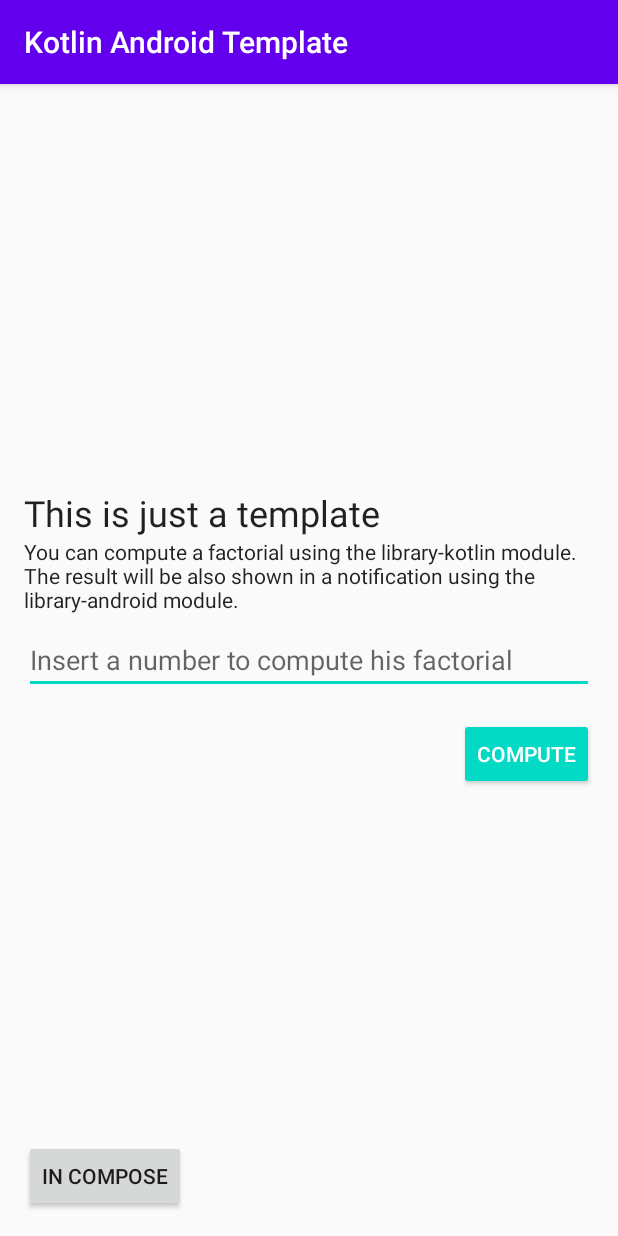
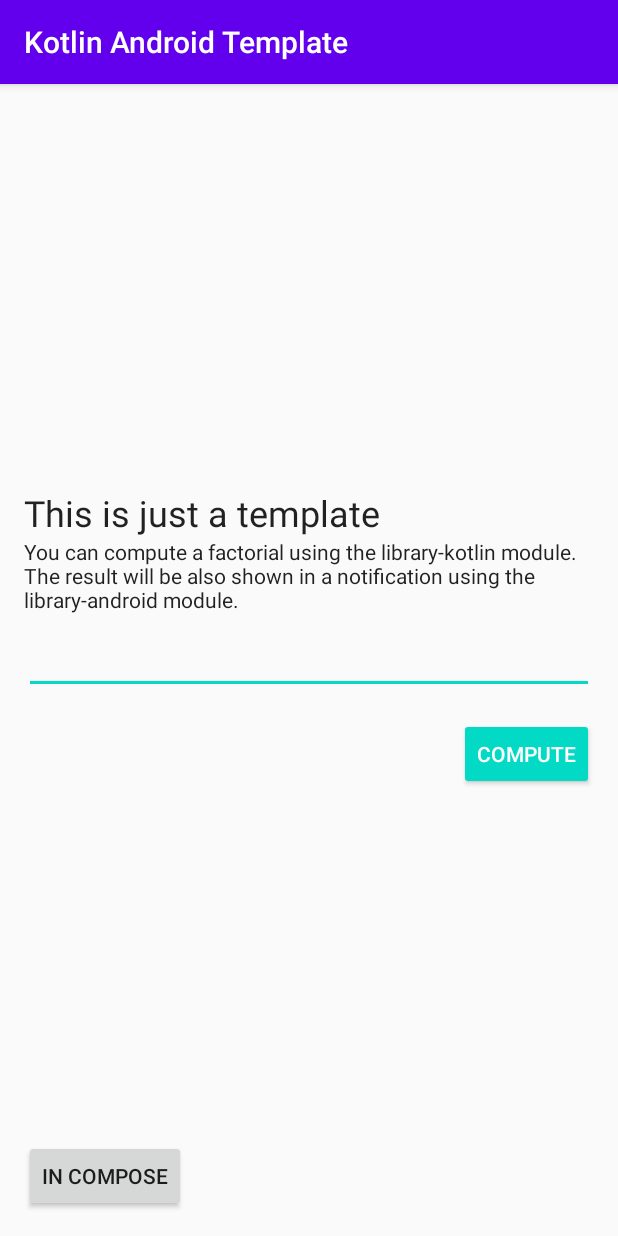
Before and after one commit to cortinico/reproducer-grammarly-textinput, an Android app built with Jetpack Compose: the screen it shows after launch (MainActivity), after a tap on "COMPUTE", on a phone screen of 412 x 824 dp. Run offline under Robolectric (Android 15) with nearby library versions, the phone set to English and light mode, and no system bars.

Commit message:
Setup Grammarly playground

```diff
--- a/app/src/main/java/com/ncorti/kotlin/template/app/MainActivity.kt
+++ b/app/src/main/java/com/ncorti/kotlin/template/app/MainActivity.kt
@@ -2,9 +2,11 @@ package com.ncorti.kotlin.template.app
 
 import android.content.Intent
 import android.os.Bundle
+import android.util.Log
 import android.view.View
 import android.widget.Toast
 import androidx.appcompat.app.AppCompatActivity
+import androidx.core.widget.addTextChangedListener
 import com.ncorti.kotlin.template.app.databinding.ActivityMainBinding
 import com.ncorti.kotlin.template.library.FactorialCalculator
 import com.ncorti.kotlin.template.library.android.NotificationUtil
@@ -20,30 +22,39 @@ class MainActivity : AppCompatActivity() {
         binding = ActivityMainBinding.inflate(layoutInflater)
         setContentView(binding.root)
 
+        binding.editTextFactorial.addTextChangedListener({ text: CharSequence?, start: Int, count: Int, after: Int ->
+//            Log.wtf("NCOR", "[before]: $text - start: $start - count: $count - after: $after")
+        }, { text: CharSequence?, start: Int, before: Int, count: Int ->
+            Log.wtf("NCOR", "[on]: ${text?.length} - start: $start - before: $before - count: $count")
+//            Log.wtf("NCOR", "[content]: $text")
+        }, { text ->
+//            Log.wtf("NCOR", "[after]: $text")
+        })
+
         binding.buttonCompute.setOnClickListener {
-            if (binding.editTextFactorial.text.isNotEmpty()) {
-                val input = binding.editTextFactorial.text.toString().toLong()
-                val result = try {
-                    FactorialCalculator.computeFactorial(input).toString()
-                } catch (ex: IllegalStateException) {
-                    "Error: ${ex.message}"
-                }
-
-                binding.textResult.text = result
-                binding.textResult.visibility = View.VISIBLE
-                notificationUtil.showNotification(
-                    context = this,
-                    title = getString(R.string.notification_title),
-                    message = result
-                )
-            } else {
-                Toast.makeText(this, "Please enter a number", Toast.LENGTH_SHORT).show()
-            }
+//            if (binding.editTextFactorial.text.isNotEmpty()) {
+//                val input = binding.editTextFactorial.text.toString().toLong()
+//                val result = try {
+//                    FactorialCalculator.computeFactorial(input).toString()
+//                } catch (ex: IllegalStateException) {
+//                    "Error: ${ex.message}"
+//                }
+//
+//                binding.textResult.text = result
+//                binding.textResult.visibility = View.VISIBLE
+//                notificationUtil.showNotification(
+//                    context = this,
+//                    title = getString(R.string.notification_title),
+//                    message = result
+//                )
+//            } else {
+//                Toast.makeText(this, "Please enter a number", Toast.LENGTH_SHORT).show()
+//            }
         }
 
         binding.buttonAppcompose.setOnClickListener {
-            val intent = Intent(it.context, ComposeActivity::class.java)
-            startActivity(intent)
+//            val intent = Intent(it.context, ComposeActivity::class.java)
+//            startActivity(intent)
         }
     }
 }
--- a/app/src/main/res/layout/activity_main.xml
+++ b/app/src/main/res/layout/activity_main.xml
@@ -31,9 +31,6 @@
         android:id="@+id/edit_text_factorial"
         android:layout_width="match_parent"
         android:layout_height="wrap_content"
-        android:hint="@string/factorial_hint"
-        android:importantForAutofill="no"
-        android:inputType="number"
         app:layout_constraintBottom_toBottomOf="parent"
         app:layout_constraintEnd_toEndOf="parent"
         app:layout_constraintStart_toStartOf="parent"
```
